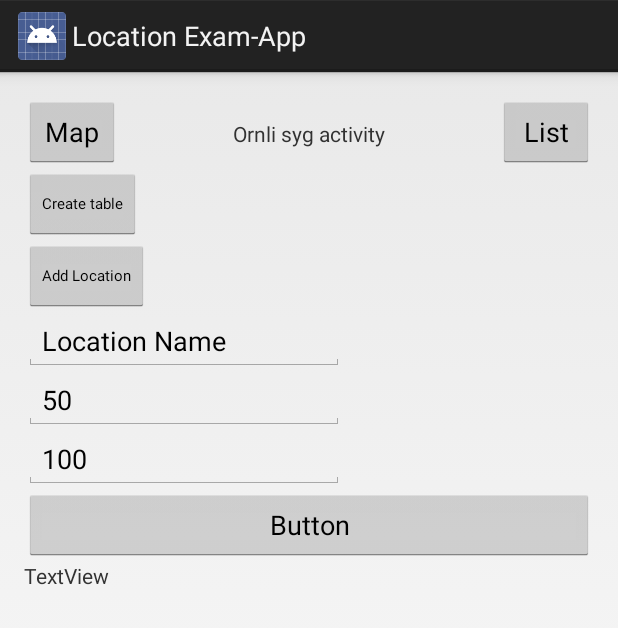
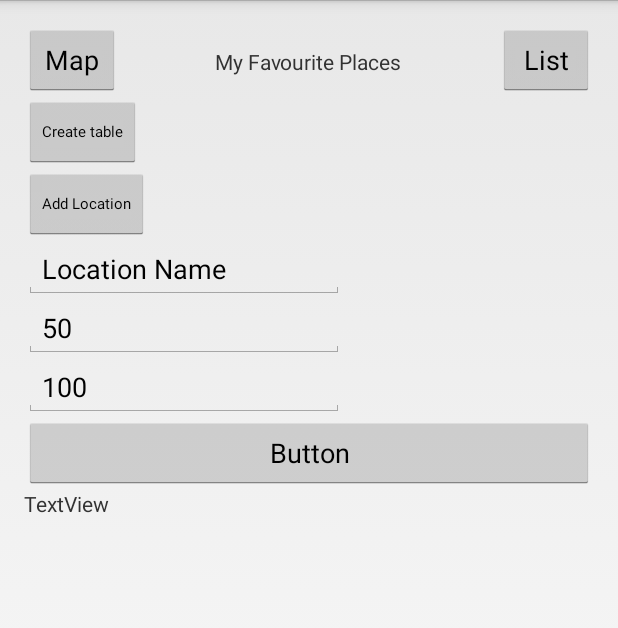
Before and after one commit to mathiasj64/4_AN_ExamApp, an Android app: the screen it shows after launch (MainActivity), after a tap on "List", on a phone screen of 412 x 824 dp. Shown: the top 628 px of the screen. Run offline under Robolectric (Android 15) with nearby library versions, the phone set to English and light mode, and no system bars; libraries missing offline, so code that uses them is left out: com.amitshekhar; 6 statements that could not run were skipped.

```diff
--- a/app/src/main/java/dk/cphbusiness/template/MainActivity.kt
+++ b/app/src/main/java/dk/cphbusiness/template/MainActivity.kt
@@ -10,6 +10,7 @@ import android.os.Build
 import android.os.Bundle
 import android.util.Log
 import android.view.View
+import android.view.Window
 import com.amitshekhar.DebugDB
 import kotlinx.android.synthetic.main.activity_main.*
 import kotlinx.android.synthetic.main.fragment_list.*
@@ -22,6 +23,7 @@ class MainActivity : Activity() {
 
     override fun onCreate(savedInstanceState: Bundle?) {
         super.onCreate(savedInstanceState)
+        this.requestWindowFeature(Window.FEATURE_NO_TITLE);
         setContentView(R.layout.activity_main)
 
         if (savedInstanceState == null)
--- a/app/src/main/java/dk/cphbusiness/template/MapFragment.kt
+++ b/app/src/main/java/dk/cphbusiness/template/MapFragment.kt
@@ -52,15 +52,15 @@ class MapFragment : Fragment(), OnMapReadyCallback {
 
         mGoogleMap = googleMap
         googleMap.setMapType(GoogleMap.MAP_TYPE_NORMAL)
-        googleMap.addMarker(MarkerOptions().position(LatLng(55.794614, 12.461796)).title("Virum").snippet("2830 SWAG"))
-        val Virum = CameraPosition.builder().target(LatLng(55.794614, 12.461796)).zoom(16F).bearing(0F).tilt(0F).build()
+        googleMap.addMarker(MarkerOptions().position(LatLng(55.769942, 12.511579)).title("CPH Business Academy").snippet("Min skole"))
+        val Virum = CameraPosition.builder().target(LatLng(55.794614, 12.461796)).zoom(5F).bearing(0F).tilt(0F).build()
         googleMap.moveCamera(CameraUpdateFactory.newCameraPosition(Virum))
 
 
         var locList : MutableList<Location> = DBController.getLocationList()
 
         for(i in locList) {
-            googleMap.addMarker(MarkerOptions().position(LatLng(i.latitude, i.longitude)).title(i.name).snippet("2830 SWAG"))
+            googleMap.addMarker(MarkerOptions().position(LatLng(i.latitude, i.longitude)).title(i.name))
         }
 
 
--- a/app/src/main/res/layout/activity_main.xml
+++ b/app/src/main/res/layout/activity_main.xml
@@ -45,9 +45,9 @@
         android:id="@+id/textView"
         android:layout_width="wrap_content"
         android:layout_height="wrap_content"
-        android:layout_alignBottom="@+id/goToList"
+        android:layout_alignBaseline="@+id/goToMap"
+        android:layout_alignBottom="@+id/goToMap"
         android:layout_centerHorizontal="true"
-        android:layout_marginBottom="13dp"
-        android:text="Ornli syg activity" />
+        android:text="My Favourite Places" />
 
 </RelativeLayout>
```
